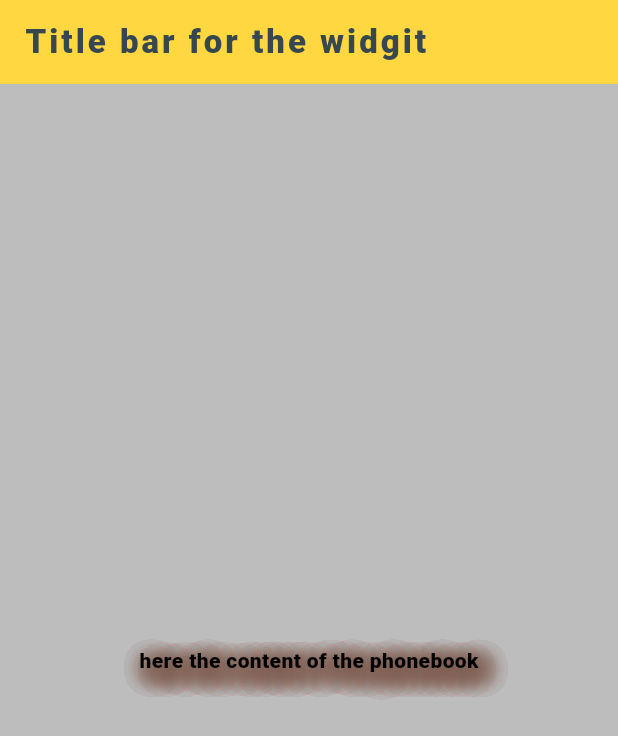
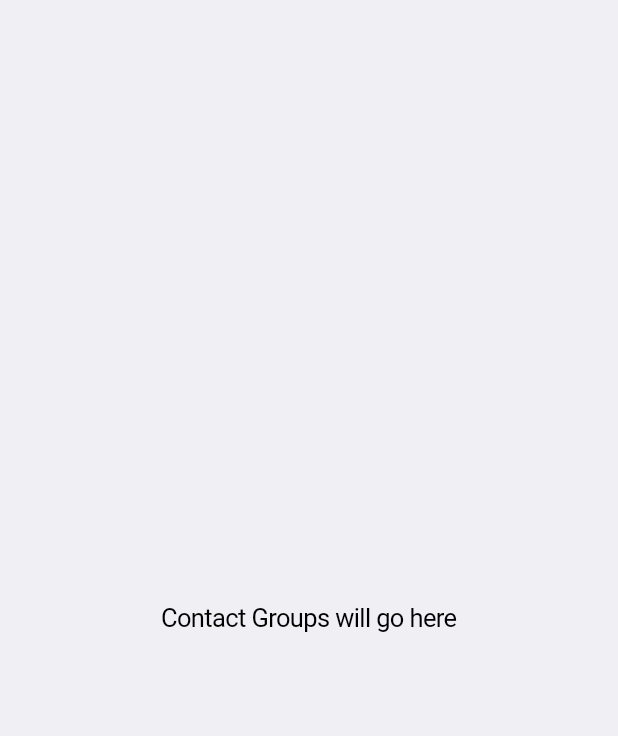
Before and after one commit to JayPonda/FlutterBee, a Flutter app: the screen it shows after launch, on a phone screen of 412 x 824 dp. Shown: the top 736 px of the screen. Run offline on Flutter 3.47's test engine with Material 3 defaults, Android fonts, the light colour scheme and no system bars.

Commit message:
add lasrge screen layout

```diff
--- a/lib/PhoneBook/main.dart
+++ b/lib/PhoneBook/main.dart
@@ -1,60 +1,17 @@
-import 'package:flutter/material.dart';
+import 'package:basics/PhoneBook/screens/adaptive_layout.dart';
+import 'package:flutter/cupertino.dart';
 
-class MyApp extends StatelessWidget {
-  const MyApp({super.key});
+class RolodexApp extends StatelessWidget {
+  const RolodexApp({super.key});
 
   @override
   Widget build(BuildContext context) {
-    return MaterialApp(
-      theme: ThemeData.from(
-        colorScheme: ColorScheme(
-          brightness: Brightness.light,
-          primary: Colors.amberAccent.shade400,
-          onPrimary: Colors.amberAccent.shade700,
-          secondary: Colors.cyan.shade300,
-          onSecondary: Colors.cyan.shade400,
-          error: Colors.red.shade600,
-          onError: Colors.orange.shade900,
-          surface: Colors.grey.shade400,
-          onSurface: Colors.grey.shade600,
-        ),
+    return const CupertinoApp(
+      title: 'Rolodex',
+      theme: CupertinoThemeData(
+        barBackgroundColor: Color.fromARGB(255, 92, 92, 92),
       ),
-      home: Scaffold(
-        appBar: AppBar(
-          title: Text(
-            "Title bar for the widgit",
-            style: TextStyle(
-              letterSpacing: 2,
-              color: Colors.blueGrey.shade800,
-              fontWeight: FontWeight(800),
-              fontStyle: FontStyle.normal,
-            ),
-          ),
-          iconTheme: IconThemeData(
-            size: 8.5,
-            color: Colors.deepOrangeAccent.shade400,
-          ),
-          backgroundColor: Colors.amberAccent.shade200,
-        ),
-        body: Center(
-          child: Text(
-            'here the content of the phonebook',
-            style: TextStyle(
-              color: Colors.black,
-              fontWeight: FontWeight(800),
-              shadows: List.generate(
-                10,
-                (int shadow) => Shadow(
-                  color: Colors.brown,
-                  blurRadius: 20,
-                  offset: Offset(5, 5),
-                ),
-                growable: true,
-              ),
-            ),
-          ),
-        ),
-      ),
+      home: AdaptiveLayout(),
     );
   }
 }
--- /dev/null
+++ b/lib/PhoneBook/screens/adaptive_layout.dart
@@ -0,0 +1,60 @@
+import 'package:flutter/cupertino.dart';
+
+import 'contact_groups.dart';
+
+// New
+const largeScreenMinWidth = 600;
+
+class AdaptiveLayout extends StatefulWidget {
+  const AdaptiveLayout({super.key});
+
+  @override
+  State<AdaptiveLayout> createState() => _AdaptiveLayoutState();
+}
+
+class _AdaptiveLayoutState extends State<AdaptiveLayout> {
+  int selectedListId = 0;
+
+  void _onContactListSelected(int listId) {
+    setState(() {
+      selectedListId = listId;
+    });
+  }
+
+  @override
+  Widget build(BuildContext context) {
+    return LayoutBuilder(
+      builder: (context, constraints) {
+        final isLargeScreen = constraints.maxWidth > largeScreenMinWidth;
+
+        if (isLargeScreen) {
+          return const Center(
+            child: Text(
+              'Large screen layout',
+              style: TextStyle(color: CupertinoColors.darkBackgroundGray),
+            ),
+          );
+        }
+
+        return const ContactGroupsPage();
+      },
+    ); // Temporary placeholder
+  }
+
+  // New
+  Widget _buildLargeScreenLayout() {
+    return const CupertinoPageScaffold(
+      backgroundColor: CupertinoColors.extraLightBackgroundGray,
+      child: SafeArea(
+        child: Row(
+          children: [
+            // Contact groups list:
+            Text('Sidebar'),
+            // List detail view:
+            Text('Details'),
+          ],
+        ),
+      ),
+    );
+  }
+}
--- /dev/null
+++ b/lib/PhoneBook/screens/contact_groups.dart
@@ -0,0 +1,18 @@
+import 'package:flutter/cupertino.dart';
+
+class ContactGroupsPage extends StatelessWidget {
+  const ContactGroupsPage({super.key});
+
+  @override
+  Widget build(BuildContext context) {
+    return const CupertinoPageScaffold(
+      backgroundColor: CupertinoColors.extraLightBackgroundGray,
+      child: Center(
+        child: Text(
+          'Contact Groups will go here',
+          style: TextStyle(color: CupertinoColors.black),
+        ),
+      ),
+    );
+  }
+}
--- /dev/null
+++ b/lib/PhoneBook/screens/contacts.dart
@@ -0,0 +1,15 @@
+import 'package:flutter/cupertino.dart';
+
+class ContactListsPage extends StatelessWidget {
+  const ContactListsPage({super.key, required this.listId});
+
+  final int listId;
+
+  @override
+  Widget build(BuildContext context) {
+    return const CupertinoPageScaffold(
+      backgroundColor: CupertinoColors.extraLightBackgroundGray,
+      child: Center(child: Text('Lists of contacts will go here')),
+    );
+  }
+}
--- a/lib/main.dart
+++ b/lib/main.dart
@@ -4,5 +4,5 @@ import './PhoneBook/main.dart' as phone_book;
 
 void main() {
   // runApp(const MyApp());
-  runApp(const phone_book.MyApp());
+  runApp(const phone_book.RolodexApp());
 }
```
